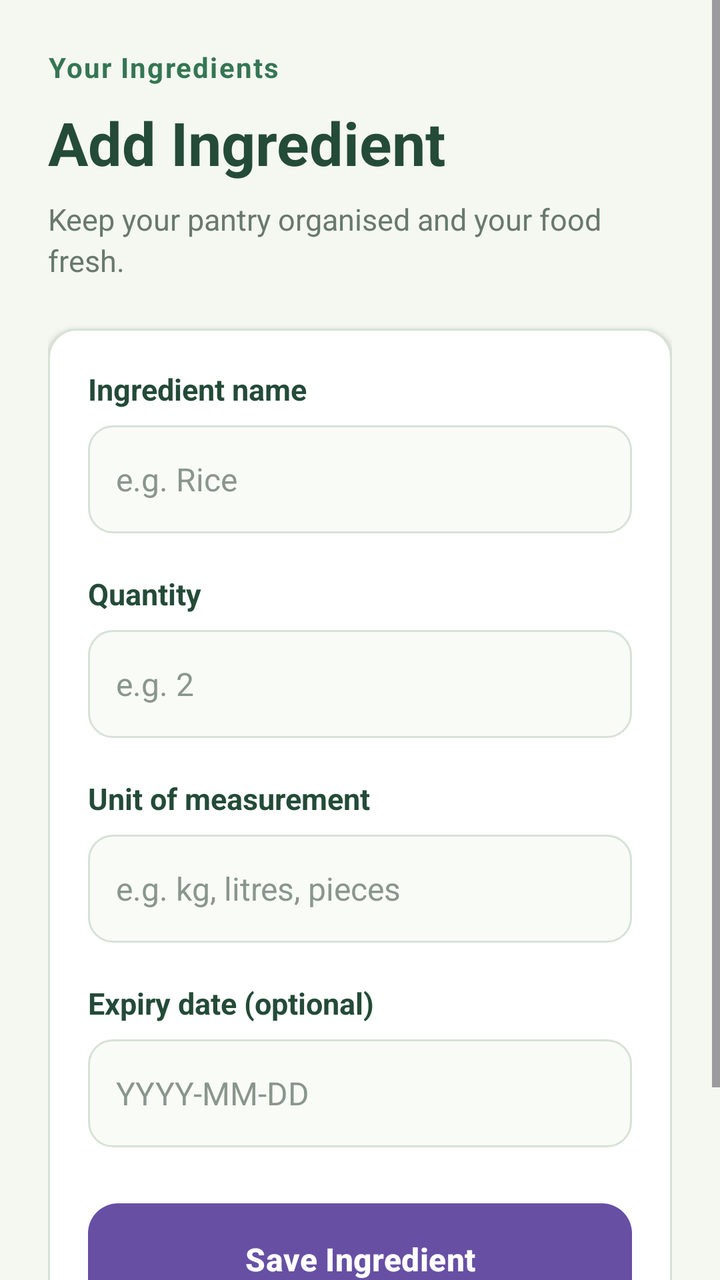
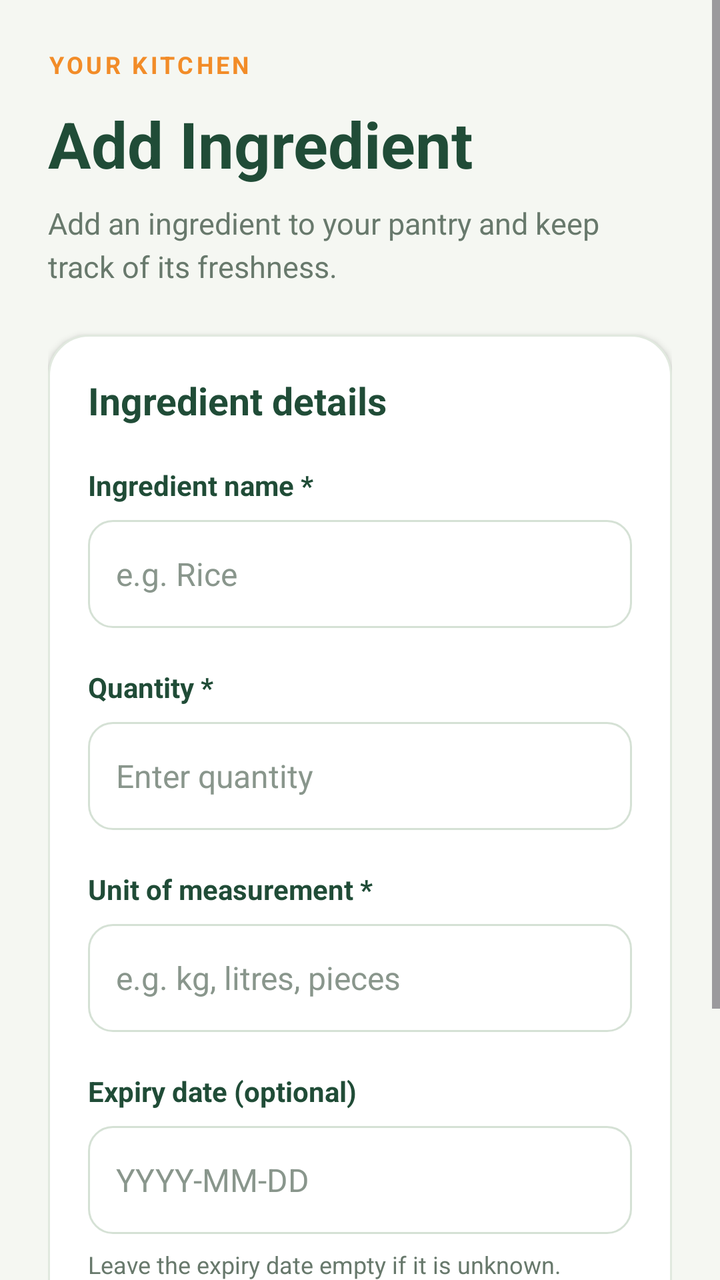

The first picture is an Android layout as it rendered before a commit; the second is the same layout after the commit. The layout source and the unified diff follow.
<!-- AndroidManifest.xml: application theme Theme.SmartPantryManager -->
<!-- res/layout/activity_add_edit_ingredient.xml -->
<?xml version="1.0" encoding="utf-8"?>
<ScrollView xmlns:android="http://schemas.android.com/apk/res/android"
    android:layout_width="match_parent"
    android:layout_height="match_parent"
    android:background="#F5F7F1"
    android:fillViewport="true"
    android:clipToPadding="false">

    <LinearLayout
        android:layout_width="match_parent"
        android:layout_height="wrap_content"
        android:orientation="vertical"
        android:padding="24dp">

        <TextView
            android:layout_width="match_parent"
            android:layout_height="wrap_content"
            android:text="Your Ingredients"
            android:textColor="#347653"
            android:textSize="14sp"
            android:textStyle="bold"
            android:letterSpacing="0.05"
            android:layout_marginBottom="8dp" />

        <TextView
            android:id="@+id/txtIngredientFormTitle"
            android:layout_width="match_parent"
            android:layout_height="wrap_content"
            android:text="Add Ingredient"
            android:textColor="#244B38"
            android:textSize="30sp"
            android:textStyle="bold"
            android:layout_marginBottom="8dp" />

        <TextView
            android:layout_width="match_parent"
            android:layout_height="wrap_content"
            android:text="Keep your pantry organised and your food fresh."
            android:textColor="#68796C"
            android:textSize="15sp"
            android:lineSpacingExtra="3dp"
            android:layout_marginBottom="24dp" />

        <LinearLayout
            android:layout_width="match_parent"
            android:layout_height="wrap_content"
            android:orientation="vertical"
            android:padding="20dp"
            android:background="@drawable/bg_edit_form"
            android:elevation="2dp">

            <TextView
                android:layout_width="match_parent"
                android:layout_height="wrap_content"
                android:text="Ingredient name"
                android:textColor="#244B38"
                android:textSize="15sp"
                android:textStyle="bold"
                android:layout_marginBottom="8dp" />

            <EditText
                android:id="@+id/editIngredientName"
                android:layout_width="match_parent"
                android:layout_height="54dp"
                android:background="@drawable/bg_input_field"
                android:paddingStart="14dp"
                android:paddingEnd="14dp"
                android:hint="e.g. Rice"
                android:singleLine="true"
                android:inputType="textCapSentences"
                android:textColor="#263B2E"
                android:textColorHint="#89968C"
                android:textSize="16sp" />

            <TextView
                android:layout_width="match_parent"
                android:layout_height="wrap_content"
                android:text="Quantity"
                android:textColor="#244B38"
                android:textSize="15sp"
                android:textStyle="bold"
                android:layout_marginTop="20dp"
                android:layout_marginBottom="8dp" />

            <EditText
                android:id="@+id/editIngredientQuantity"
                android:layout_width="match_parent"
                android:layout_height="54dp"
                android:background="@drawable/bg_input_field"
                android:paddingStart="14dp"
                android:paddingEnd="14dp"
                android:hint="e.g. 2"
                android:singleLine="true"
                android:inputType="numberDecimal"
                android:textColor="#263B2E"
                android:textColorHint="#89968C"
                android:textSize="16sp" />

            <TextView
                android:layout_width="match_parent"
                android:layout_height="wrap_content"
                android:text="Unit of measurement"
                android:textColor="#244B38"
                android:textSize="15sp"
                android:textStyle="bold"
                android:layout_marginTop="20dp"
                android:layout_marginBottom="8dp" />

            <EditText
                android:id="@+id/editIngredientUnit"
                android:layout_width="match_parent"
                android:layout_height="54dp"
                android:background="@drawable/bg_input_field"
                android:paddingStart="14dp"
                android:paddingEnd="14dp"
                android:hint="e.g. kg, litres, pieces"
                android:singleLine="true"
                android:inputType="textCapSentences"
                android:textColor="#263B2E"
                android:textColorHint="#89968C"
                android:textSize="16sp" />

            <TextView
                android:layout_width="match_parent"
                android:layout_height="wrap_content"
                android:text="Expiry date (optional)"
                android:textColor="#244B38"
                android:textSize="15sp"
                android:textStyle="bold"
                android:layout_marginTop="20dp"
                android:layout_marginBottom="8dp" />

            <EditText
                android:id="@+id/editIngredientExpiry"
                android:layout_width="match_parent"
                android:layout_height="54dp"
                android:background="@drawable/bg_input_field"
                android:paddingStart="14dp"
                android:paddingEnd="14dp"
                android:hint="YYYY-MM-DD"
                android:singleLine="true"
                android:inputType="text"
                android:textColor="#263B2E"
                android:textColorHint="#89968C"
                android:textSize="16sp" />

            <Button
                android:id="@+id/btnSaveIngredient"
                android:layout_width="match_parent"
                android:layout_height="56dp"
                android:layout_marginTop="28dp"
                android:background="@drawable/bg_add_button"
                android:text="Save Ingredient"
                android:textAllCaps="false"
                android:textColor="#FFFFFF"
                android:textSize="16sp"
                android:textStyle="bold"
                android:minHeight="56dp" />

        </LinearLayout>

        <TextView
            android:layout_width="match_parent"
            android:layout_height="wrap_content"
            android:gravity="center"
            android:text="A little organisation makes cooking easier. 🌱"
            android:textColor="#68796C"
            android:textSize="13sp"
            android:layout_marginTop="22dp"
            android:layout_marginBottom="12dp" />

    </LinearLayout>
</ScrollView>
<!-- resources referenced by this layout -->
<resources>
  <!-- drawable bg_add_button (drawable) -->
  <?xml version="1.0" encoding="utf-8"?>
  <shape xmlns:android="http://schemas.android.com/apk/res/android"
      android:shape="rectangle">
      <solid android:color="#347653" />
      <corners android:radius="15dp" />
  </shape>
  <!-- drawable bg_edit_form (drawable) -->
  <?xml version="1.0" encoding="utf-8"?>
  <shape xmlns:android="http://schemas.android.com/apk/res/android"
      android:shape="rectangle">
      <solid android:color="#FFFFFF" />
      <corners android:radius="14dp" />
      <stroke
          android:width="1dp"
          android:color="#D6E2D5" />
  </shape>
  <!-- drawable bg_input_field (drawable) -->
  <?xml version="1.0" encoding="utf-8"?>
  <shape xmlns:android="http://schemas.android.com/apk/res/android"
      android:shape="rectangle">
  
      <solid android:color="#F9FBF7" />
  
      <corners android:radius="12dp" />
  
      <stroke
          android:width="1dp"
          android:color="#D6E2D5" />
  
      <padding
          android:left="4dp"
          android:top="2dp"
          android:right="4dp"
          android:bottom="2dp" />
  
  </shape>
  <style name="Theme.SmartPantryManager" parent="Base.Theme.SmartPantryManager" />
  <style name="Base.Theme.SmartPantryManager" parent="Theme.Material3.DayNight.NoActionBar">
          
          
      </style>
</resources>

<!-- the commit's change to res/layout/activity_add_edit_ingredient.xml (unified diff, before → after) -->
@@ -2,7 +2,7 @@
 <ScrollView xmlns:android="http://schemas.android.com/apk/res/android"
     android:layout_width="match_parent"
     android:layout_height="match_parent"
-    android:background="#F5F7F1"
+    android:background="#F5F7F2"
     android:fillViewport="true"
     android:clipToPadding="false">
 
@@ -13,32 +13,32 @@
         android:padding="24dp">
 
         <TextView
-            android:layout_width="match_parent"
-            android:layout_height="wrap_content"
-            android:text="Your Ingredients"
-            android:textColor="#347653"
-            android:textSize="14sp"
+            android:layout_width="wrap_content"
+            android:layout_height="wrap_content"
+            android:text="YOUR KITCHEN"
+            android:textColor="#F28C28"
+            android:textSize="12sp"
             android:textStyle="bold"
-            android:letterSpacing="0.05"
-            android:layout_marginBottom="8dp" />
+            android:letterSpacing="0.12"
+            android:layout_marginBottom="10dp" />
 
         <TextView
             android:id="@+id/txtIngredientFormTitle"
             android:layout_width="match_parent"
             android:layout_height="wrap_content"
             android:text="Add Ingredient"
-            android:textColor="#244B38"
-            android:textSize="30sp"
+            android:textColor="#204C37"
+            android:textSize="32sp"
             android:textStyle="bold"
             android:layout_marginBottom="8dp" />
 
         <TextView
             android:layout_width="match_parent"
             android:layout_height="wrap_content"
-            android:text="Keep your pantry organised and your food fresh."
+            android:text="Add an ingredient to your pantry and keep track of its freshness."
             android:textColor="#68796C"
             android:textSize="15sp"
-            android:lineSpacingExtra="3dp"
+            android:lineSpacingExtra="4dp"
             android:layout_marginBottom="24dp" />
 
         <LinearLayout
@@ -52,9 +52,18 @@
             <TextView
                 android:layout_width="match_parent"
                 android:layout_height="wrap_content"
-                android:text="Ingredient name"
-                android:textColor="#244B38"
-                android:textSize="15sp"
+                android:text="Ingredient details"
+                android:textColor="#204C37"
+                android:textSize="19sp"
+                android:textStyle="bold"
+                android:layout_marginBottom="20dp" />
+
+            <TextView
+                android:layout_width="match_parent"
+                android:layout_height="wrap_content"
+                android:text="Ingredient name *"
+                android:textColor="#204C37"
+                android:textSize="14sp"
                 android:textStyle="bold"
                 android:layout_marginBottom="8dp" />
 
@@ -68,16 +77,17 @@
                 android:hint="e.g. Rice"
                 android:singleLine="true"
                 android:inputType="textCapSentences"
-                android:textColor="#263B2E"
-                android:textColorHint="#89968C"
-                android:textSize="16sp" />
-
-            <TextView
-                android:layout_width="match_parent"
-                android:layout_height="wrap_content"
-                android:text="Quantity"
-                android:textColor="#244B38"
-                android:textSize="15sp"
+                android:imeOptions="actionNext"
+                android:textColor="#263B2E"
+                android:textColorHint="#89968C"
+                android:textSize="16sp" />
+
+            <TextView
+                android:layout_width="match_parent"
+                android:layout_height="wrap_content"
+                android:text="Quantity *"
+                android:textColor="#204C37"
+                android:textSize="14sp"
                 android:textStyle="bold"
                 android:layout_marginTop="20dp"
                 android:layout_marginBottom="8dp" />
@@ -89,19 +99,20 @@
                 android:background="@drawable/bg_input_field"
                 android:paddingStart="14dp"
                 android:paddingEnd="14dp"
-                android:hint="e.g. 2"
+                android:hint="Enter quantity"
                 android:singleLine="true"
                 android:inputType="numberDecimal"
-                android:textColor="#263B2E"
-                android:textColorHint="#89968C"
-                android:textSize="16sp" />
-
-            <TextView
-                android:layout_width="match_parent"
-                android:layout_height="wrap_content"
-                android:text="Unit of measurement"
-                android:textColor="#244B38"
-                android:textSize="15sp"
+                android:imeOptions="actionNext"
+                android:textColor="#263B2E"
+                android:textColorHint="#89968C"
+                android:textSize="16sp" />
+
+            <TextView
+                android:layout_width="match_parent"
+                android:layout_height="wrap_content"
+                android:text="Unit of measurement *"
+                android:textColor="#204C37"
+                android:textSize="14sp"
                 android:textStyle="bold"
                 android:layout_marginTop="20dp"
                 android:layout_marginBottom="8dp" />
@@ -116,6 +127,7 @@
                 android:hint="e.g. kg, litres, pieces"
                 android:singleLine="true"
                 android:inputType="textCapSentences"
+                android:imeOptions="actionNext"
                 android:textColor="#263B2E"
                 android:textColorHint="#89968C"
                 android:textSize="16sp" />
@@ -124,8 +136,8 @@
                 android:layout_width="match_parent"
                 android:layout_height="wrap_content"
                 android:text="Expiry date (optional)"
-                android:textColor="#244B38"
-                android:textSize="15sp"
+                android:textColor="#204C37"
+                android:textSize="14sp"
                 android:textStyle="bold"
                 android:layout_marginTop="20dp"
                 android:layout_marginBottom="8dp" />
@@ -139,23 +151,40 @@
                 android:paddingEnd="14dp"
                 android:hint="YYYY-MM-DD"
                 android:singleLine="true"
-                android:inputType="text"
-                android:textColor="#263B2E"
-                android:textColorHint="#89968C"
-                android:textSize="16sp" />
+                android:focusable="false"
+                android:clickable="true"
+                android:cursorVisible="false"
+                android:inputType="none"
+                android:contentDescription="Choose expiry date from calendar"
+                android:textColor="#263B2E"
+                android:textColorHint="#89968C"
+                android:textSize="16sp" />
+
+            <TextView
+                android:layout_width="match_parent"
+                android:layout_height="wrap_content"
+                android:text="Leave the expiry date empty if it is unknown."
+                android:textColor="#68796C"
+                android:textSize="12sp"
+                android:layout_marginTop="7dp" />
+
 
             <Button
                 android:id="@+id/btnSaveIngredient"
                 android:layout_width="match_parent"
-                android:layout_height="56dp"
+                android:layout_height="48dp"
                 android:layout_marginTop="28dp"
                 android:background="@drawable/bg_add_button"
+                android:backgroundTint="@null"
                 android:text="Save Ingredient"
                 android:textAllCaps="false"
                 android:textColor="#FFFFFF"
-                android:textSize="16sp"
-                android:textStyle="bold"
-                android:minHeight="56dp" />
+                android:textSize="15sp"
+                android:textStyle="bold"
+                android:minHeight="48dp"
+                android:stateListAnimator="@null"
+                android:elevation="0dp" />
+
 
         </LinearLayout>
 
@@ -163,7 +192,7 @@
             android:layout_width="match_parent"
             android:layout_height="wrap_content"
             android:gravity="center"
-            android:text="A little organisation makes cooking easier. 🌱"
+            android:text="Keep your pantry organised and reduce food waste."
             android:textColor="#68796C"
             android:textSize="13sp"
             android:layout_marginTop="22dp"
<!-- resource entries referenced after the edit -->
@@ -4,43 +4,63 @@
   <?xml version="1.0" encoding="utf-8"?>
   <shape xmlns:android="http://schemas.android.com/apk/res/android"
       android:shape="rectangle">
-      <solid android:color="#347653" />
-      <corners android:radius="15dp" />
+  
+      <solid android:color="#F28C28" />
+  
+      <corners android:radius="28dp" />
+  
   </shape>
   <!-- drawable bg_edit_form (drawable) -->
   <?xml version="1.0" encoding="utf-8"?>
   <shape xmlns:android="http://schemas.android.com/apk/res/android"
       android:shape="rectangle">
+  
       <solid android:color="#FFFFFF" />
-      <corners android:radius="14dp" />
+  
+      <corners android:radius="20dp" />
+  
       <stroke
           android:width="1dp"
-          android:color="#D6E2D5" />
+          android:color="#E1E9DF" />
+  
   </shape>
   <!-- drawable bg_input_field (drawable) -->
   <?xml version="1.0" encoding="utf-8"?>
   <shape xmlns:android="http://schemas.android.com/apk/res/android"
       android:shape="rectangle">
   
-      <solid android:color="#F9FBF7" />
+      <solid android:color="#FFFFFF" />
   
       <corners android:radius="12dp" />
   
       <stroke
           android:width="1dp"
-          android:color="#D6E2D5" />
+          android:color="#D5E1D5" />
   
       <padding
           android:left="4dp"
-          android:top="2dp"
+          android:top="4dp"
           android:right="4dp"
-          android:bottom="2dp" />
+          android:bottom="4dp" />
   
   </shape>
   <style name="Theme.SmartPantryManager" parent="Base.Theme.SmartPantryManager" />
   <style name="Base.Theme.SmartPantryManager" parent="Theme.Material3.DayNight.NoActionBar">
-          
-          
+  
+          <item name="colorPrimary">#F28C28</item>
+          <item name="colorOnPrimary">#FFFFFF</item>
+  
+          <item name="colorSecondary">#204C37</item>
+          <item name="colorOnSecondary">#FFFFFF</item>
+  
+          <item name="colorSurface">#F5F7F2</item>
+          <item name="colorOnSurface">#204C37</item>
+  
+          <item name="android:colorAccent">#F28C28</item>
+          <item name="android:windowLightStatusBar">true</item>
+          <item name="android:statusBarColor">#F5F7F2</item>
+          <item name="android:navigationBarColor">#F5F7F2</item>
+  
       </style>
 </resources>
 
